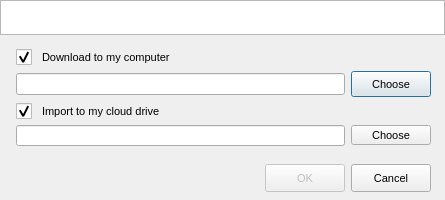
First picture: the form in Source/MEGASync/gui/macx/ImportMegaLinksDialog.ui, repository meganz/MEGAsync, before the edit.
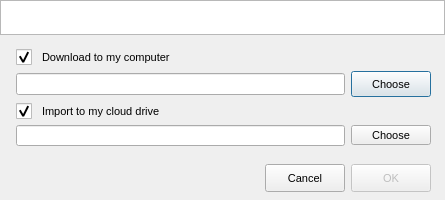
Second picture: the form after the edit.

Diff of the .ui file:
```diff
--- a/Source/MEGASync/gui/macx/ImportMegaLinksDialog.ui
+++ b/Source/MEGASync/gui/macx/ImportMegaLinksDialog.ui
@@ -304,6 +304,19 @@
            </property>
           </spacer>
          </item>
+         <item>
+          <widget class="QPushButton" name="bCancel">
+           <property name="sizePolicy">
+            <sizepolicy hsizetype="Minimum" vsizetype="Preferred">
+             <horstretch>0</horstretch>
+             <verstretch>0</verstretch>
+            </sizepolicy>
+           </property>
+           <property name="text">
+            <string>Cancel</string>
+           </property>
+          </widget>
+         </item>
          <item>
           <widget class="QPushButton" name="bOk">
            <property name="enabled">
@@ -320,19 +333,6 @@
            </property>
           </widget>
          </item>
-         <item>
-          <widget class="QPushButton" name="bCancel">
-           <property name="sizePolicy">
-            <sizepolicy hsizetype="Minimum" vsizetype="Preferred">
-             <horstretch>0</horstretch>
-             <verstretch>0</verstretch>
-            </sizepolicy>
-           </property>
-           <property name="text">
-            <string>Cancel</string>
-           </property>
-          </widget>
-         </item>
         </layout>
        </widget>
       </item>
```
